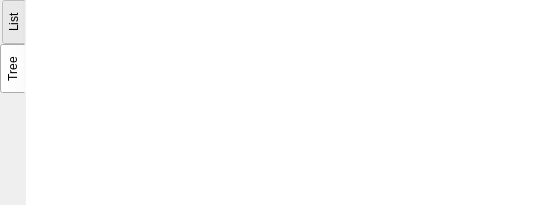
hteso/iaito, file src/widgets/functionswidget.ui: the form before one commit.
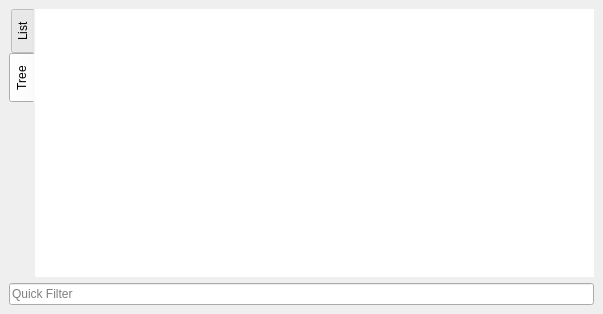
The form after the commit.

Commit message: FunctionWidget Quick Filter

```diff
--- a/src/widgets/functionswidget.ui
+++ b/src/widgets/functionswidget.ui
@@ -6,8 +6,8 @@
    <rect>
     <x>0</x>
     <y>0</y>
-    <width>550</width>
-    <height>205</height>
+    <width>603</width>
+    <height>314</height>
    </rect>
   </property>
   <property name="styleSheet">
@@ -18,21 +18,6 @@
   </property>
   <widget class="QWidget" name="dockWidgetContents">
    <layout class="QVBoxLayout" name="verticalLayout">
-    <property name="spacing">
-     <number>0</number>
-    </property>
-    <property name="leftMargin">
-     <number>0</number>
-    </property>
-    <property name="topMargin">
-     <number>0</number>
-    </property>
-    <property name="rightMargin">
-     <number>0</number>
-    </property>
-    <property name="bottomMargin">
-     <number>0</number>
-    </property>
     <item>
      <widget class="QTabWidget" name="tabWidget">
       <property name="styleSheet">
@@ -192,6 +177,13 @@
       </widget>
      </widget>
     </item>
+    <item>
+     <widget class="QLineEdit" name="filterLineEdit">
+      <property name="placeholderText">
+       <string>Quick Filter</string>
+      </property>
+     </widget>
+    </item>
    </layout>
   </widget>
   <action name="actionDisasAdd_comment">
```
The commit also changes 1 other file.
